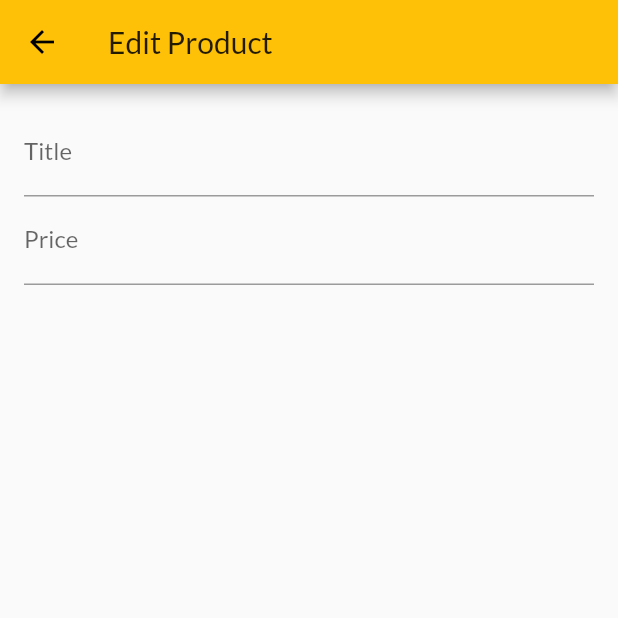
After one commit to MIKEGUIJARRO/ShopApp, a Flutter app: the EditProductScreen screen opened by its route, on a phone screen of 412 x 824 dp, the top half of it. The commit adds this screen. Run offline on Flutter 3.47's test engine with Material 2 defaults, Android fonts, the phone set to English and light mode, and no system bars; network calls fail.

Commit message:
Creacion de Edit Product Screen

```diff
--- a/lib/main.dart
+++ b/lib/main.dart
@@ -9,6 +9,8 @@ import './providers/cart.dart';
 import './screens/cart_screen.dart';
 import './providers/orders.dart';
 import './screens/orders_screen.dart';
+import './screens/user_products_screen.dart';
+import './screens/edit_product_screen.dart';
 
 void main() => runApp(MyApp());
 
@@ -51,6 +53,8 @@ class MyApp extends StatelessWidget {
           ProductDetailScreen.routeName: (ctx) => ProductDetailScreen(),
           CartScreen.routeName: (ctx) => CartScreen(),
           OrdersScreen.routenName: (ctx) => OrdersScreen(),
+          UserProductsScreen.routeName: (ctx) => UserProductsScreen(),
+          EditProductScreen.routeName: (ctx) => EditProductScreen(),
         },
       ),
     );
--- /dev/null
+++ b/lib/screens/edit_product_screen.dart
@@ -0,0 +1,45 @@
+import 'package:flutter/material.dart';
+
+class EditProductScreen extends StatefulWidget {
+
+  static const routeName = "/edit-product";
+
+  @override
+  _EditProductScreenState createState() => _EditProductScreenState();
+}
+
+class _EditProductScreenState extends State<EditProductScreen> {
+
+  final _priceFocusNode = FocusNode();
+
+  @override
+  Widget build(BuildContext context) {
+    return Scaffold(
+      appBar: AppBar(
+        title: Text("Edit Product"),
+      ),
+      body: Padding(
+        padding: const EdgeInsets.all(16.0),
+        child: Form(
+          child: ListView(
+            children: <Widget>[
+              TextFormField(
+                decoration: InputDecoration(labelText: "Title"),
+                textInputAction: TextInputAction.next,
+                onFieldSubmitted: (_){
+                  FocusScope.of(context).requestFocus(_priceFocusNode);
+                },
+              ),
+              TextFormField(
+                decoration: InputDecoration(labelText: "Price"),
+                textInputAction: TextInputAction.next,
+                keyboardType: TextInputType.number,
+                focusNode: _priceFocusNode,
+              ),
+            ],
+          ),
+        ),
+      ),
+    );
+  }
+}
--- a/lib/widgets/app_drawer.dart
+++ b/lib/widgets/app_drawer.dart
@@ -1,4 +1,5 @@
 import 'package:flutter/material.dart';
+import 'package:my_shop/screens/user_products_screen.dart';
 
 import '../screens/orders_screen.dart';
 
@@ -28,6 +29,14 @@ class AppDrawer extends StatelessWidget {
               Navigator.of(context).pushReplacementNamed(OrdersScreen.routenName);
             },
           ),
+          Divider(),
+          ListTile(
+            leading: Icon(Icons.edit),
+            title: Text("Manage Products"),
+            onTap: () {
+              Navigator.of(context).pushReplacementNamed(UserProductsScreen.routeName);
+            },
+          ),
         ],
       ),
     );
--- /dev/null
+++ b/lib/widgets/user_product_item.dart
@@ -0,0 +1,27 @@
+import 'package:flutter/material.dart';
+
+class UserProductItem extends StatelessWidget {
+  final String title;
+  final String imageUrl;
+
+  UserProductItem({this.title, this.imageUrl});
+
+  @override
+  Widget build(BuildContext context) {
+    return ListTile(
+      title: Text(title),
+      leading: CircleAvatar(
+        backgroundImage: NetworkImage(imageUrl),
+      ),
+      trailing: Container(
+        width: 100,
+        child: Row(
+          children: <Widget>[
+            IconButton(icon: Icon(Icons.edit), color: Theme.of(context).primaryColor, onPressed: (){},),
+            IconButton(icon: Icon(Icons.delete), color: Theme.of(context).errorColor, onPressed: (){},),
+          ],
+        ),
+      ),
+    );
+  }
+}
```
Also changed, not shown: lib/providers/cart.dart (+17 -0 lines), lib/screens/user_products_screen.dart (added, +46 -0 lines), lib/widgets/cart_item.dart (+27 -2 lines), lib/widgets/product_item.dart (+12 -0 lines).
